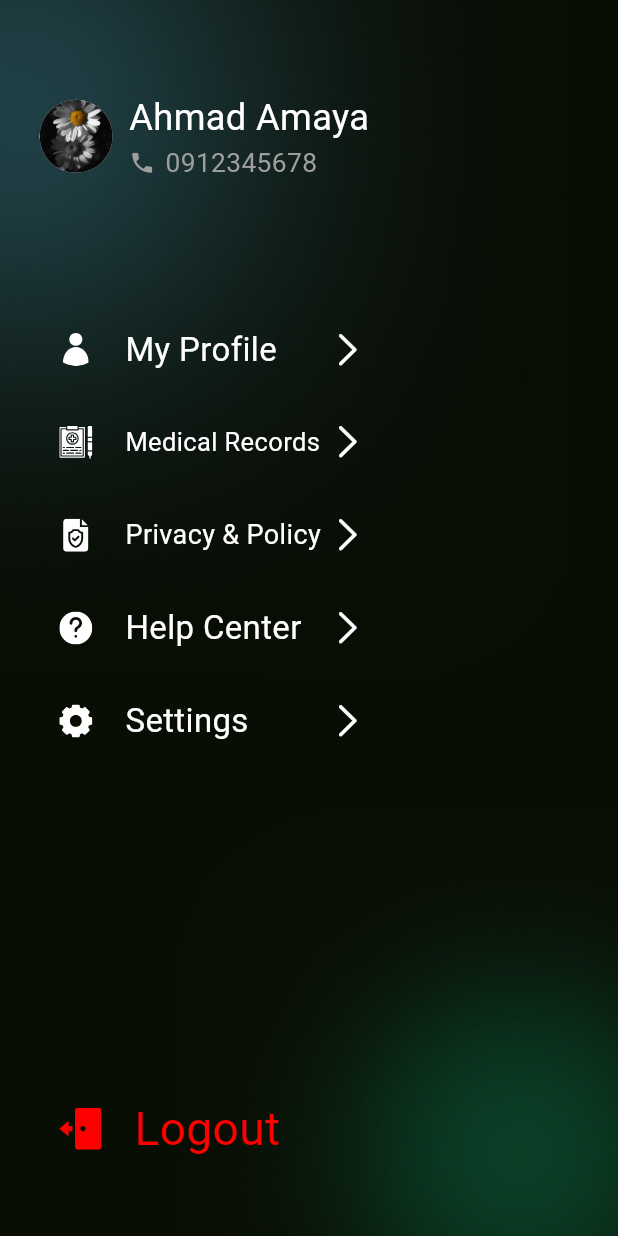
After one commit to abd-alghani-soud/Nafas-Plus, a Flutter app: the CustomBackground screen opened directly, on a phone screen of 412 x 824 dp. The commit adds this screen. Run offline on Flutter 3.47's test engine with Material 3 defaults, Android fonts, the light colour scheme and no system bars; drawn by our look-alikes of auto_size_text; our stand-ins replace flutter_screenutil, flutter_svg.

Commit message:
profile page & icons & custom background

```diff
--- /dev/null
+++ b/lib/constant/my_icons.dart
@@ -0,0 +1,10 @@
+class MyIcons {
+  static const String bookings = "assets/icons/bookings.svg";
+  static const String helpCenter = "assets/icons/help_center.svg";
+  static const String orders = "assets/icons/orders.svg";
+  static const String privacy = "assets/icons/privacy.svg";
+  static const String profile = "assets/icons/profile.svg";
+  static const String records = "assets/icons/records.svg";
+  static const String setting = "assets/icons/setting.svg";
+  static const String logout = "assets/icons/logout.svg";
+}
--- a/lib/constant/my_images.dart
+++ b/lib/constant/my_images.dart
@@ -1,3 +1,7 @@
 class MyImages {
   static const String logo = 'assets/images/logo.svg';
+  static const String logoIco = 'assets/images/image.ico';
+  static const String circle1 = 'assets/images/image1.png';
+  static const String circle2 = 'assets/images/image.png';
+
 }
--- a/lib/constant/my_string.dart
+++ b/lib/constant/my_string.dart
@@ -23,7 +23,6 @@ class MyString {
   static String alreadyHaveAnAccount = 'Already have an account ?';
   static String titleSignUp = 'Create your free account in seconds';
   static String titleSignUp2 = 'Start your health journey today';
-
 
   // ForgotPassword
   static String forgotPassword = 'Forgot Password';
@@ -55,4 +54,12 @@ class MyString {
   static String childSpecialist = "Child Specialist";
   static String generalPhysician = "General Physician";
   static String dermatology = "Dermatology";
+
+  // profile
+  static String myProfile = 'My Profile';
+  static String records = 'Medical Records';
+  static String privacy = 'Privacy & Policy';
+  static String help = 'Help Center';
+  static String settings = 'Settings';
+  static String logout = 'Logout';
 }
--- /dev/null
+++ b/lib/custom_background.dart
@@ -0,0 +1,31 @@
+import 'package:flutter/material.dart';
+import 'package:nafas/constant/my_images.dart';
+import 'constant/my_colors.dart';
+
+class CustomBackground extends StatelessWidget {
+  const CustomBackground({super.key, required this.widget});
+
+  final Widget widget;
+
+  @override
+  Widget build(BuildContext context) {
+    return Scaffold(
+      backgroundColor: MyColors.backgroundDark2,
+      body: Stack(
+        children: [
+          Positioned(
+            top: 0,
+            left: 0,
+            child: Image(image: AssetImage(MyImages.circle1)),
+          ),
+          Positioned(
+            right: 0,
+            bottom: 0,
+            child: Image(image: AssetImage(MyImages.circle2)),
+          ),
+          widget,
+        ],
+      ),
+    );
+  }
+}
--- a/lib/features/auth/presentation/screens/profile_page.dart
+++ /dev/null
@@ -1,10 +0,0 @@
-import 'package:flutter/material.dart';
-
-class ProfilePage extends StatelessWidget {
-  const ProfilePage({super.key});
-
-  @override
-  Widget build(BuildContext context) {
-    return const Scaffold();
-  }
-}
--- /dev/null
+++ b/lib/features/profile/presentation/screens/profile_page.dart
@@ -0,0 +1,52 @@
+import 'package:flutter/material.dart';
+import 'package:flutter_screenutil/flutter_screenutil.dart';
+import 'package:nafas/constant/my_icons.dart';
+import 'package:nafas/constant/my_string.dart';
+import 'package:nafas/custom_background.dart';
+import 'package:nafas/features/profile/presentation/widgets/info_Profile.dart';
+import 'package:nafas/features/profile/presentation/widgets/logout_button.dart';
+
+import '../widgets/custom_profile_button.dart';
+
+class ProfilePage extends StatelessWidget {
+  const ProfilePage({super.key});
+
+  @override
+  Widget build(BuildContext context) {
+    return CustomBackground(
+      widget: Padding(
+        padding: EdgeInsets.only(left: 24.w, top: 60.h),
+        child: Column(
+          crossAxisAlignment: CrossAxisAlignment.start,
+          children: [
+            InfoProfile(),
+            SizedBox(height: 80.h),
+            CustomProfileButton(
+              name: MyString.myProfile,
+              iconName: MyIcons.profile,
+            ),
+            CustomProfileButton(
+              name: MyString.records,
+              iconName: MyIcons.records,
+            ),
+            CustomProfileButton(
+              name: MyString.privacy,
+              iconName: MyIcons.privacy,
+            ),
+            CustomProfileButton(
+              name: MyString.help,
+              iconName: MyIcons.helpCenter,
+            ),
+            CustomProfileButton(
+              name: MyString.settings,
+              iconName: MyIcons.setting,
+            ),
+            Spacer(),
+            LogoutButton(),
+            SizedBox(height: 40.h,),
+          ],
+        ),
+      ),
+    );
+  }
+}
--- /dev/null
+++ b/lib/features/profile/presentation/widgets/custom_profile_button.dart
@@ -0,0 +1,51 @@
+import 'package:auto_size_text/auto_size_text.dart';
+import 'package:flutter/cupertino.dart';
+import 'package:flutter_screenutil/flutter_screenutil.dart';
+import 'package:flutter/material.dart';
+import 'package:flutter_svg/flutter_svg.dart';
+
+class CustomProfileButton extends StatelessWidget {
+  const CustomProfileButton({
+    super.key,
+    required this.name,
+    required this.iconName,
+  });
+
+  final String name;
+  final String iconName;
+
+  @override
+  Widget build(BuildContext context) {
+    return InkWell(
+      borderRadius: BorderRadius.circular(8),
+      onTap: () {},
+      child: SizedBox(
+        width: 212.w,
+        height: 61.h,
+        child: Row(
+          children: [
+            SizedBox(width: 12.w),
+            SvgPicture.asset(iconName,width: 22,height: 22,),
+            SizedBox(width: 20.w),
+            Expanded(
+              flex: 999,
+              child: AutoSizeText(
+                name,
+                style: TextStyle(fontSize: 20.sp, color: Colors.white),
+                maxLines: 1,
+                minFontSize: 17,
+              ),
+            ),
+            Spacer(),
+            Icon(
+              CupertinoIcons.right_chevron,
+              size: 26.sp,
+              color: Colors.white,
+            ),
+            SizedBox(width: 12.w),
+          ],
+        ),
+      ),
+    );
+  }
+}
--- /dev/null
+++ b/lib/features/profile/presentation/widgets/info_Profile.dart
@@ -0,0 +1,38 @@
+import 'package:flutter/material.dart';
+import 'package:flutter_screenutil/flutter_screenutil.dart';
+
+class InfoProfile extends StatelessWidget {
+  const InfoProfile({super.key});
+
+  @override
+  Widget build(BuildContext context) {
+    return Row(
+      children: [
+        CircleAvatar(
+          radius: 24.r,
+          backgroundImage: AssetImage('assets/images/a.jpg'),
+        ),
+        SizedBox(width: 10.w),
+        Column(
+          crossAxisAlignment: CrossAxisAlignment.start,
+          children: [
+            Text(
+              "Ahmad Amaya",
+              style: TextStyle(color: Colors.white, fontSize: 22.sp),
+            ),
+            Row(
+              children: [
+                Icon(Icons.phone, color: Colors.grey, size: 16.sp),
+                SizedBox(width: 6.w),
+                Text(
+                  "0912345678",
+                  style: TextStyle(color: Colors.grey, fontSize: 16.sp),
+                ),
+              ],
+            ),
+          ],
+        ),
+      ],
+    );
+  }
+}
--- /dev/null
+++ b/lib/features/profile/presentation/widgets/logout_button.dart
@@ -0,0 +1,33 @@
+import 'package:flutter/material.dart';
+import 'package:flutter_screenutil/flutter_screenutil.dart';
+import 'package:flutter_svg/svg.dart';
+import 'package:nafas/constant/my_icons.dart';
+import 'package:nafas/constant/my_string.dart';
+
+class LogoutButton extends StatelessWidget {
+  const LogoutButton({super.key});
+
+  @override
+  Widget build(BuildContext context) {
+    return InkWell(
+      borderRadius: BorderRadius.circular(8),
+      onTap: () {},
+      child: SizedBox(
+        width: 212.w,
+        height: 61.h,
+        child: Row(
+          children: [
+            SizedBox(width: 12.w),
+            SvgPicture.asset(MyIcons.logout,width: 28,height: 28,),
+            SizedBox(width: 20.w),
+            Text(
+              MyString.logout,
+              style: TextStyle(fontSize: 28.sp, color: Color(0xffff0000)),
+            ),
+            SizedBox(width: 12.w),
+          ],
+        ),
+      ),
+    );
+  }
+}
--- a/lib/features/splash_onboarding/presentation/screens/splash_page.dart
+++ b/lib/features/splash_onboarding/presentation/screens/splash_page.dart
@@ -5,6 +5,8 @@ class SplashPage extends StatelessWidget {
 
   @override
   Widget build(BuildContext context) {
-    return const Scaffold();
+    return const Scaffold(
+
+    );
   }
 }
--- a/pubspec.yaml
+++ b/pubspec.yaml
@@ -40,6 +40,8 @@ dependencies:
   get_it: ^8.0.3
   injectable: ^2.5.0
   flutter_screenutil: ^5.9.3
+  flutter_svg: ^2.2.0
+  auto_size_text: ^3.0.0
 
 dev_dependencies:
   flutter_test:
@@ -51,8 +53,6 @@ dev_dependencies:
   # package. See that file for information about deactivating specific lint
   # rules and activating additional ones.
   flutter_lints: ^5.0.0
-  injectable_generator: ^2.7.0
-  build_runner: ^2.5.4
 
 # For information on the generic Dart part of this file, see the
 # following page: https://dart.dev/tools/pub/pubspec
@@ -68,6 +68,8 @@ flutter:
   # To add assets to your application, add an assets section, like this:
   assets:
     - assets/images/
+    - assets/icons/
+  #   - images/a_dot_burr.jpeg
   #   - images/a_dot_ham.jpeg
 
   # An image asset can refer to one or more resolution-specific "variants", see
```
Also changed, not shown: assets/icons/bookings.svg (added), assets/icons/help_center.svg (added), assets/icons/logout.svg (added), assets/icons/orders.svg (added), assets/icons/privacy.svg (added), assets/icons/profile.svg (added), assets/icons/records.svg (added), assets/icons/setting.svg (added), pubspec.lock.
